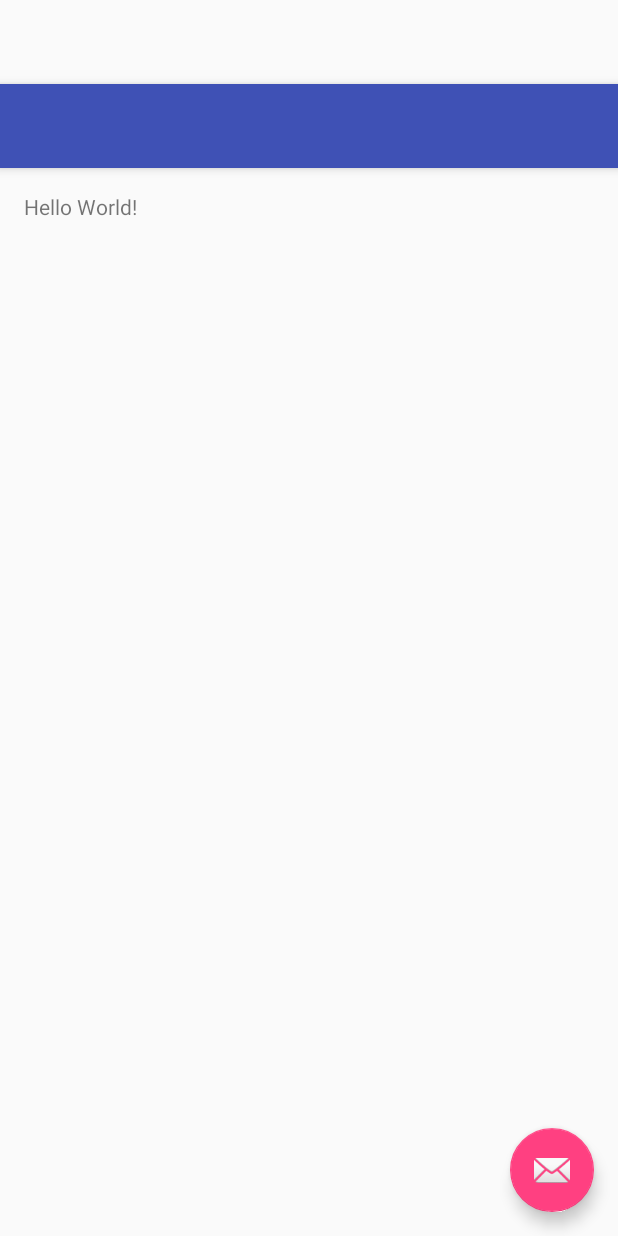
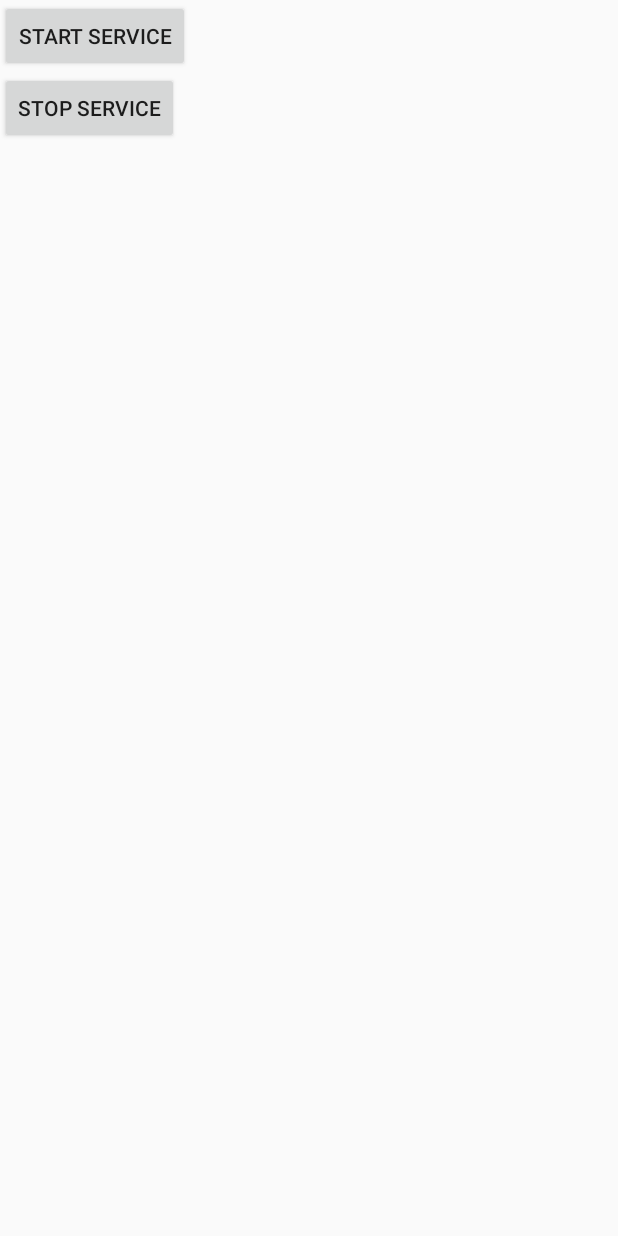
Before and after one commit to Shide93/Hakaton, an Android app: the layout activity_main.xml on its own in the app's theme, with its tools: preview values and no code run, on a phone screen of 412 x 824 dp. Run offline under Robolectric (Android 15) with nearby library versions, the phone set to English and light mode, and no system bars.

Commit message:
Created service template

```diff
--- a/app/src/main/AndroidManifest.xml
+++ b/app/src/main/AndroidManifest.xml
@@ -18,6 +18,12 @@
                 <category android:name="android.intent.category.LAUNCHER" />
             </intent-filter>
         </activity>
+
+        <service
+            android:name=".service.MainService"
+            android:enabled="true"
+            android:exported="true" >
+        </service>
     </application>
 
 </manifest>
--- a/app/src/main/res/layout/activity_main.xml
+++ b/app/src/main/res/layout/activity_main.xml
@@ -1,25 +1,21 @@
 <?xml version="1.0" encoding="utf-8"?>
-<android.support.design.widget.CoordinatorLayout
+<LinearLayout
     xmlns:android="http://schemas.android.com/apk/res/android"
-    xmlns:app="http://schemas.android.com/apk/res-auto"
-    xmlns:tools="http://schemas.android.com/tools" android:layout_width="match_parent"
-    android:layout_height="match_parent" android:fitsSystemWindows="true"
-    tools:context=".MainActivity">
-
-    <android.support.design.widget.AppBarLayout android:layout_height="wrap_content"
-        android:layout_width="match_parent" android:theme="@style/AppTheme.AppBarOverlay">
-
-        <android.support.v7.widget.Toolbar android:id="@+id/toolbar"
-            android:layout_width="match_parent" android:layout_height="?attr/actionBarSize"
-            android:background="?attr/colorPrimary" app:popupTheme="@style/AppTheme.PopupOverlay" />
-
-    </android.support.design.widget.AppBarLayout>
-
-    <include layout="@layout/content_main" />
-
-    <android.support.design.widget.FloatingActionButton android:id="@+id/fab"
-        android:layout_width="wrap_content" android:layout_height="wrap_content"
-        android:layout_gravity="bottom|end" android:layout_margin="@dimen/fab_margin"
-        android:src="@android:drawable/ic_dialog_email" />
-
-</android.support.design.widget.CoordinatorLayout>
+    android:layout_width="fill_parent"
+    android:layout_height="fill_parent"
+    android:orientation="vertical">
+    <Button
+        android:id="@+id/btnStart"
+        android:layout_width="wrap_content"
+        android:layout_height="wrap_content"
+        android:onClick="onClickStart"
+        android:text="@string/start">
+    </Button>
+    <Button
+        android:id="@+id/btnStop"
+        android:layout_width="wrap_content"
+        android:layout_height="wrap_content"
+        android:onClick="onClickStop"
+        android:text="@string/stop">
+    </Button>
+</LinearLayout>
--- a/app/src/main/res/values/strings.xml
+++ b/app/src/main/res/values/strings.xml
@@ -1,4 +1,6 @@
 <resources>
     <string name="app_name">Hakaton</string>
     <string name="action_settings">Settings</string>
+    <string name="start">Start service</string>
+    <string name="stop">Stop service</string>
 </resources>
```
Also changed, not shown: app/src/main/java/com/example/nb/hakaton/MainActivity.java (+18 -10 lines), app/src/main/java/com/example/nb/hakaton/service/MainService.java (added, +58 -0 lines).
